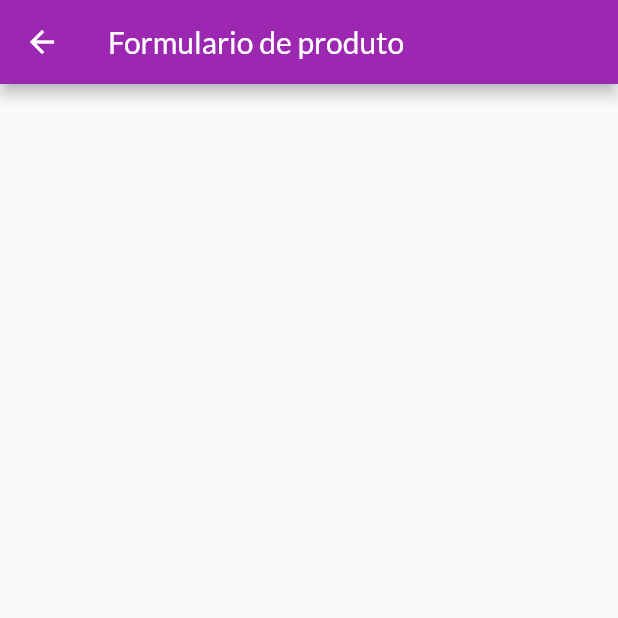
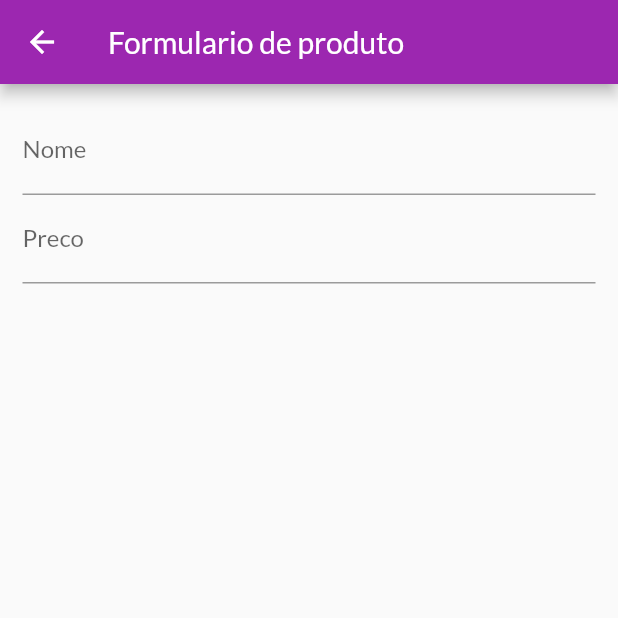
Before and after one commit to avelar42/shopFlutter, a Flutter app: the ProductFormPage screen opened by its route, on a phone screen of 412 x 824 dp, the top half of it. Run offline on Flutter 3.47's test engine with Material 2 defaults, Android fonts, the phone set to English and light mode, and no system bars; network calls fail.

Commit message:
Adjust in form page

```diff
--- a/shop/lib/pages/product_form_page.dart
+++ b/shop/lib/pages/product_form_page.dart
@@ -8,12 +8,36 @@ class ProductFormPage extends StatefulWidget {
 }
 
 class _ProductFormPageState extends State<ProductFormPage> {
+  final _priceFocus = FocusNode();
   @override
   Widget build(BuildContext context) {
     return Scaffold(
       appBar: AppBar(
         title: Text('Formulario de produto'),
       ),
+      body: Padding(
+        padding: const EdgeInsets.all(15.0),
+        child: Form(
+            child: ListView(
+          children: [
+            TextFormField(
+              decoration: InputDecoration(labelText: 'Nome'),
+              textInputAction: TextInputAction.next,
+              onFieldSubmitted: (_) {
+                FocusScope.of(context).requestFocus(_priceFocus);
+              },
+            ),
+            TextFormField(
+              decoration: InputDecoration(labelText: 'Preco'),
+              textInputAction: TextInputAction.next,
+              focusNode: _priceFocus,
+              keyboardType: TextInputType.numberWithOptions(
+                decimal: true,
+              ),
+            ),
+          ],
+        )),
+      ),
     );
   }
 }
```
